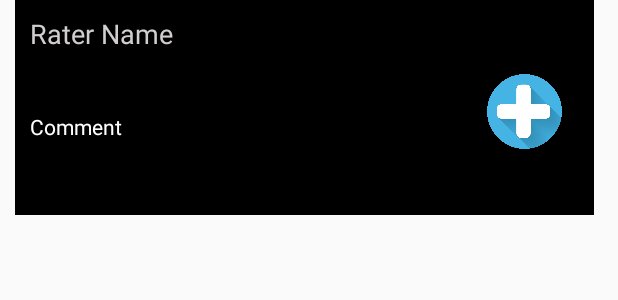
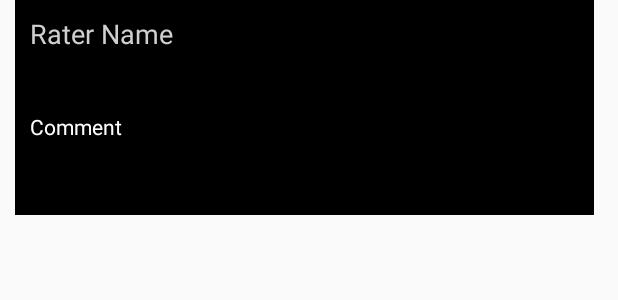
Before and after one commit to HRCK0/project-epic-squad-circleci, an Android app: the layout rating_template.xml on its own in the app's theme, with its tools: preview values and no code run, on a phone screen of 412 x 824 dp. Shown: the top 300 px of the screen. Run offline under Robolectric (Android 15) with nearby library versions, the phone set to English and light mode, and no system bars; Roboto replaces fonts that are not available here.

Commit message:
Update rating_template.xml

```diff
--- a/EpicClinic/app/src/main/res/layout/rating_template.xml
+++ b/EpicClinic/app/src/main/res/layout/rating_template.xml
@@ -89,18 +89,7 @@
                 android:layout_height="match_parent"
                 android:layout_weight="3.5"
                 android:gravity="center_horizontal|center_vertical"
-                android:orientation="horizontal">
-
-                <LinearLayout
-                    android:id="@+id/buttonPickService"
-                    android:layout_width="50dp"
-                    android:layout_height="50dp"
-                    android:background="@drawable/add_icon"
-                    android:gravity="center_horizontal|center_vertical"
-                    android:onClick="onAdd"
-                    android:orientation="vertical" />
-
-            </LinearLayout>
+                android:orientation="horizontal"/>
 
         </LinearLayout>
 
```
